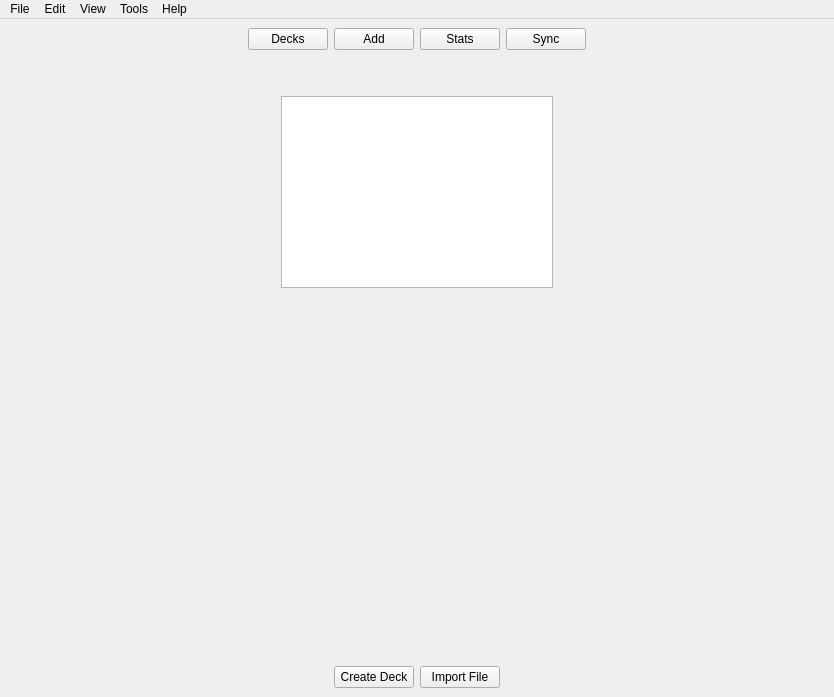
Qt form Development/Source_Code/mainwindow.ui (TheSizzlingDefense/IA_Project) before a commit.
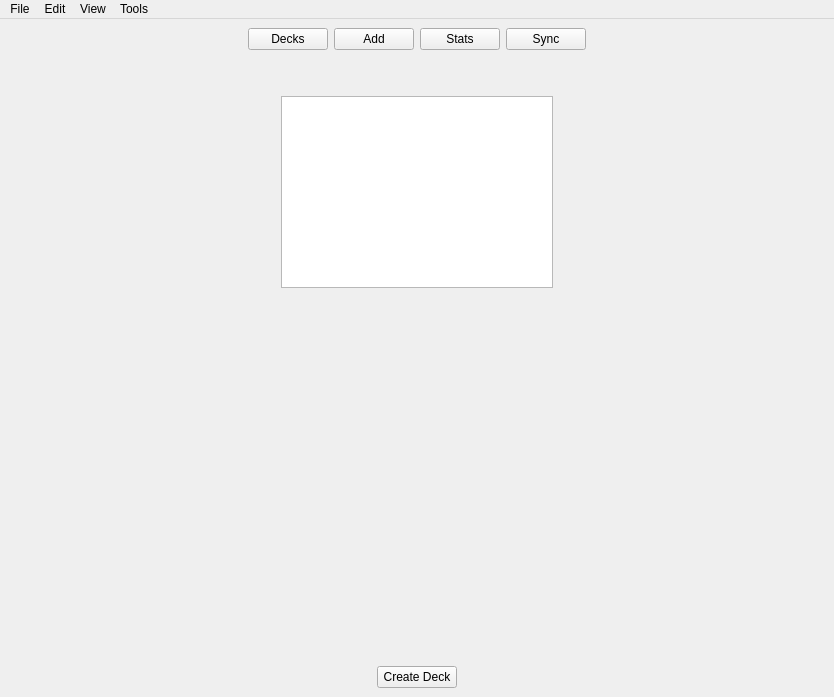
The same form after that commit.

Diff of the .ui file:
```diff
--- a/Development/Source_Code/mainwindow.ui
+++ b/Development/Source_Code/mainwindow.ui
@@ -170,13 +170,6 @@
         </property>
        </widget>
       </item>
-      <item>
-       <widget class="QPushButton" name="import_file">
-        <property name="text">
-         <string>Import File</string>
-        </property>
-       </widget>
-      </item>
       <item>
        <spacer name="horizontal_spacer_bottom_left">
         <property name="orientation">
@@ -223,16 +216,10 @@
      <string>Tools</string>
     </property>
    </widget>
-   <widget class="QMenu" name="menuHelp">
-    <property name="title">
-     <string>Help</string>
-    </property>
-   </widget>
    <addaction name="menuColl_app"/>
    <addaction name="menuEdit"/>
    <addaction name="menuView"/>
    <addaction name="menuTools"/>
-   <addaction name="menuHelp"/>
   </widget>
  </widget>
  <resources/>
```
Left out of the diff: 12 changed lines with no effect on the pictures.
